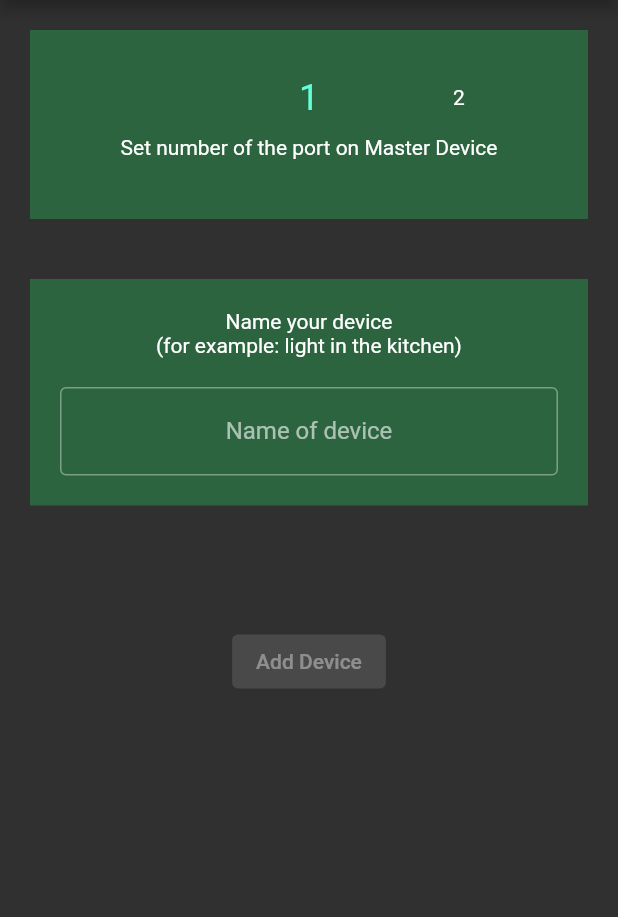
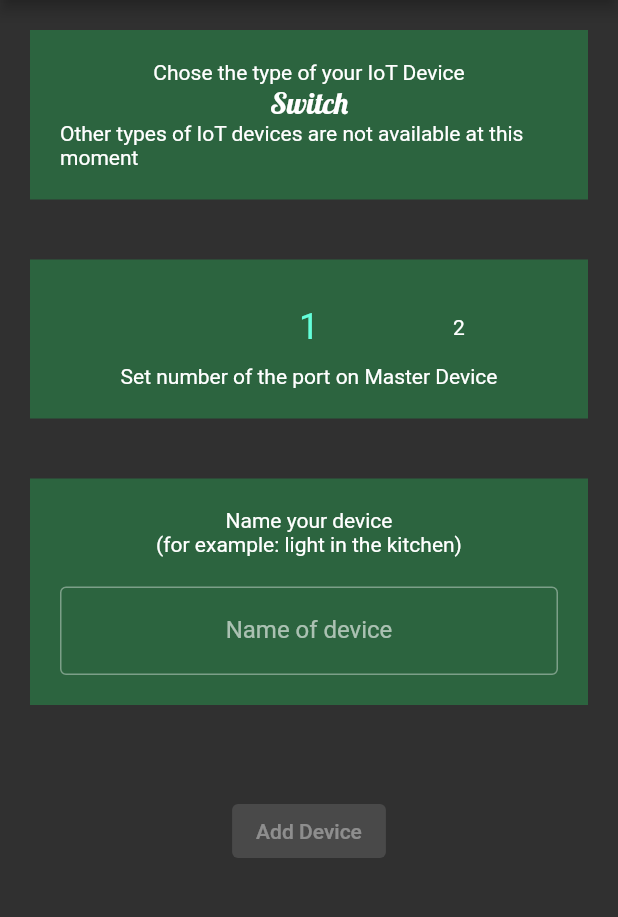
Before and after one commit to stanislawszewerda/smart_home, a Flutter app: the screen it shows once a user with an empty profile is signed in, in the side drawer, after a tap on "Add IoT Device", on a phone screen of 412 x 824 dp, the part 84-1001 px from its top. Run offline on Flutter 3.47's test engine with Material 2 defaults, Android fonts, the phone set to English and light mode, and no system bars; drawn by our look-alikes of numberpicker; our stand-ins replace bloc, cloud_firestore, firebase_auth, firebase_core, flutter_bloc, google_fonts; accounts and stored records are empty.

Commit message:
Add Type of device container

```diff
--- a/lib/app/features/addiotdevice/add_iot_device_page.dart
+++ b/lib/app/features/addiotdevice/add_iot_device_page.dart
@@ -70,6 +70,26 @@ class _AddIotDevicePageState extends State<AddIotDevicePage> {
               body: Center(
                 child: ListView(
                   children: [
+                    Container(
+                      color: const Color.fromARGB(69, 35, 241, 104),
+                      padding: const EdgeInsets.all(20.0),
+                      margin: const EdgeInsets.all(20.0),
+                      child: Center(
+                        child: Column(
+                          children: [
+                            const Text('Chose the type of your IoT Device'),
+                            Text(
+                              'Switch',
+                              style: GoogleFonts.lobster(fontSize: 20),
+                            ),
+                            const Text(
+                                'Other types of IoT devices are not available at this moment')
+                          ],
+                        ),
+                      ),
+                    ),
+
+                    ///
                     ///
                     ///
                     ///
@@ -90,12 +110,15 @@ class _AddIotDevicePageState extends State<AddIotDevicePage> {
                                 setState(() => portNumber = value),
                           ),
                           const Text('Set number of the port on Master Device'),
-                          const SizedBox(
-                            height: 20,
-                          ),
                         ],
                       ),
                     ),
+
+                    ///
+                    ///
+                    ///
+                    ///
+                    ///
 
                     ///
                     ///
@@ -126,9 +149,6 @@ class _AddIotDevicePageState extends State<AddIotDevicePage> {
                           ),
                         ],
                       ),
-                    ),
-                    const SizedBox(
-                      height: 20,
                     ),
 
                     ///
```
